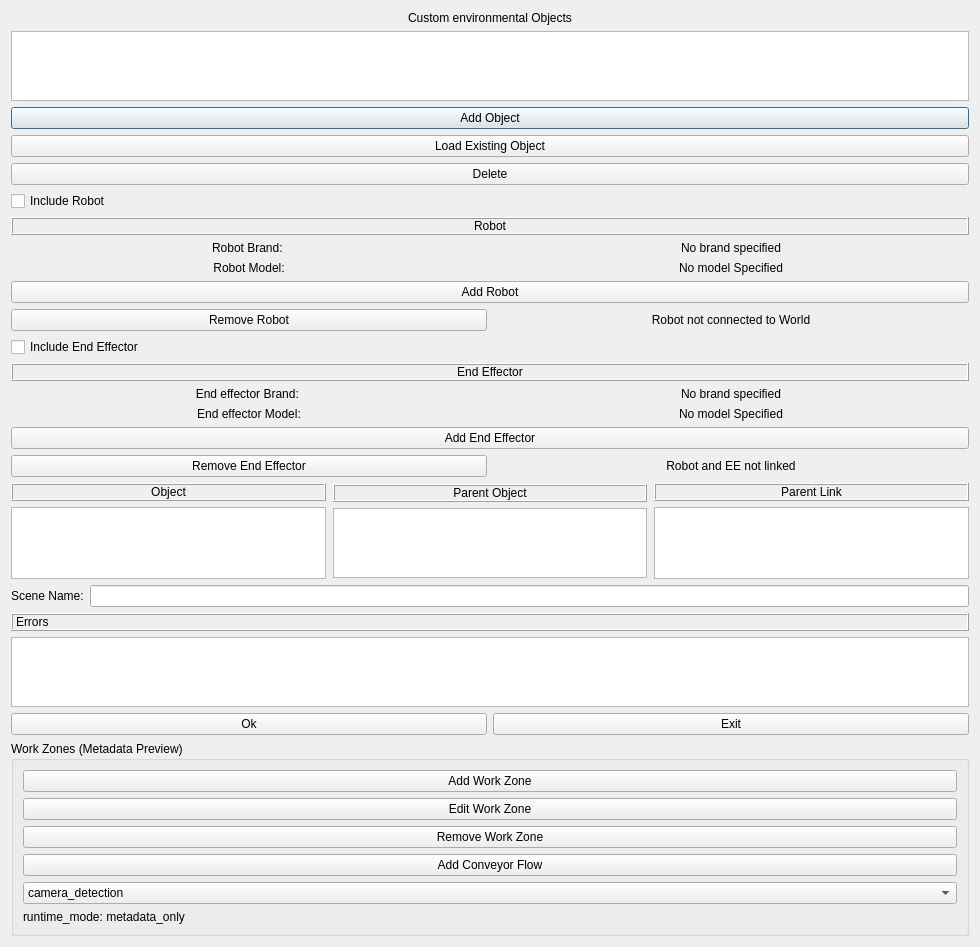
Qt form workcell_builder/workcell_builder/gui/addscene.ui (Mukaram01/Easy_Manipulator_Improved) before a commit.
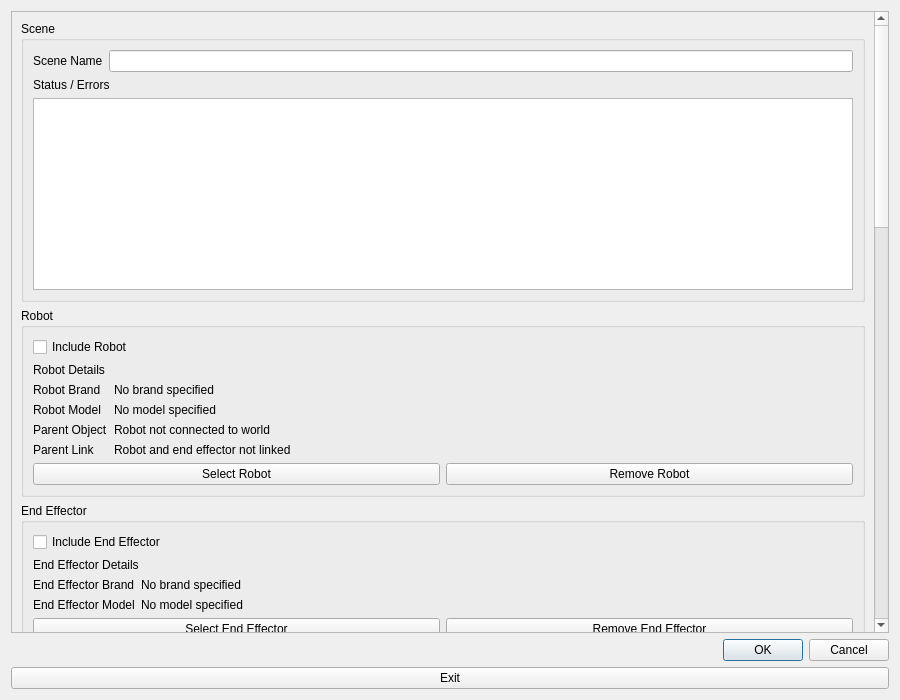
The same form after that commit.

Commit message: Fix AddScene dialog layout overlap with scrollable grouped UI

```diff
--- a/workcell_builder/workcell_builder/gui/addscene.ui
+++ b/workcell_builder/workcell_builder/gui/addscene.ui
@@ -2,469 +2,26 @@
 <ui version="4.0">
  <class>AddScene</class>
  <widget class="QDialog" name="AddScene">
-  <property name="geometry">
-   <rect>
-    <x>0</x>
-    <y>0</y>
-    <width>980</width>
-    <height>760</height>
-   </rect>
-  </property>
-  <property name="windowTitle">
-   <string>Configure Scene</string>
-  </property>
-  <layout class="QVBoxLayout" name="verticalLayout_6">
+  <property name="geometry"><rect><x>0</x><y>0</y><width>900</width><height>700</height></rect></property>
+  <property name="windowTitle"><string>Create New Scene</string></property>
+  <layout class="QVBoxLayout" name="dialogLayout">
    <item>
-    <layout class="QVBoxLayout" name="verticalLayout_10">
-     <item>
-      <layout class="QVBoxLayout" name="verticalLayout_2">
-       <item>
-        <layout class="QVBoxLayout" name="verticalLayout">
-         <item>
-          <widget class="QLabel" name="environmental_objects_label">
-           <property name="text">
-            <string>Custom environmental Objects</string>
-           </property>
-           <property name="alignment">
-            <set>Qt::AlignCenter</set>
-           </property>
-          </widget>
-         </item>
-         <item>
-          <widget class="QListWidget" name="object_list"/>
-         </item>
-        </layout>
-       </item>
-       <item>
-        <widget class="QPushButton" name="add_object">
-         <property name="toolTip">
-          <string>Create a new custom environmental object</string>
-         </property>
-         <property name="text">
-          <string>Add Object</string>
-         </property>
-        </widget>
-       </item>
-       <item>
-        <widget class="QPushButton" name="load_object">
-         <property name="toolTip">
-          <string>Load an existing object from the assets folder</string>
-         </property>
-         <property name="text">
-          <string>Load Existing Object</string>
-         </property>
-        </widget>
-       </item>
-       <item>
-        <widget class="QPushButton" name="delete_object">
-         <property name="toolTip">
-          <string>Remove the selected object from the list</string>
-         </property>
-         <property name="text">
-          <string>Delete</string>
-         </property>
-        </widget>
-       </item>
+    <widget class="QScrollArea" name="scrollArea">
+     <property name="widgetResizable"><bool>true</bool></property>
+     <widget class="QWidget" name="scrollAreaWidgetContents">
+      <layout class="QVBoxLayout" name="contentLayout">
+       <item><widget class="QGroupBox" name="sceneGroup"><property name="title"><string>Scene</string></property><layout class="QVBoxLayout" name="sceneGroupLayout"><item><layout class="QFormLayout" name="sceneForm"><item row="0" column="0"><widget class="QLabel" name="scene_name_label"><property name="text"><string>Scene Name</string></property></widget></item><item row="0" column="1"><widget class="QLineEdit" name="scene_name"/></item></layout></item><item><widget class="QLabel" name="scene_errors_label"><property name="text"><string>Status / Errors</string></property></widget></item><item><widget class="QTextBrowser" name="scene_errors"><property name="minimumHeight"><number>110</number></property></widget></item></layout></widget></item>
+       <item><widget class="QGroupBox" name="robotGroup"><property name="title"><string>Robot</string></property><layout class="QVBoxLayout" name="robotLayout"><item><widget class="QCheckBox" name="include_robot"><property name="text"><string>Include Robot</string></property></widget></item><item><widget class="QLabel" name="robot_label"><property name="text"><string>Robot Details</string></property></widget></item><item><layout class="QFormLayout" name="robotForm"><item row="0" column="0"><widget class="QLabel" name="robot_brand_label"><property name="text"><string>Robot Brand</string></property></widget></item><item row="0" column="1"><widget class="QLabel" name="robot_brand"><property name="text"><string>No brand specified</string></property><property name="wordWrap"><bool>true</bool></property></widget></item><item row="1" column="0"><widget class="QLabel" name="robot_model_label"><property name="text"><string>Robot Model</string></property></widget></item><item row="1" column="1"><widget class="QLabel" name="robot_model"><property name="text"><string>No model specified</string></property><property name="wordWrap"><bool>true</bool></property></widget></item><item row="2" column="0"><widget class="QLabel" name="robot_connected_label"><property name="text"><string>Parent Object</string></property></widget></item><item row="2" column="1"><widget class="QLabel" name="robot_connected"><property name="text"><string>Robot not connected to world</string></property><property name="wordWrap"><bool>true</bool></property></widget></item><item row="3" column="0"><widget class="QLabel" name="robot_ee_check_label"><property name="text"><string>Parent Link</string></property></widget></item><item row="3" column="1"><widget class="QLabel" name="robot_ee_check"><property name="text"><string>Robot and end effector not linked</string></property><property name="wordWrap"><bool>true</bool></property></widget></item></layout></item><item><layout class="QHBoxLayout" name="robotButtons"><item><widget class="QPushButton" name="add_robot"><property name="text"><string>Select Robot</string></property></widget></item><item><widget class="QPushButton" name="remove_robot"><property name="text"><string>Remove Robot</string></property></widget></item></layout></item></layout></widget></item>
+       <item><widget class="QGroupBox" name="endEffectorGroup"><property name="title"><string>End Effector</string></property><layout class="QVBoxLayout" name="eeLayout"><item><widget class="QCheckBox" name="include_ee"><property name="text"><string>Include End Effector</string></property></widget></item><item><widget class="QLabel" name="ee_label"><property name="text"><string>End Effector Details</string></property></widget></item><item><layout class="QFormLayout" name="eeForm"><item row="0" column="0"><widget class="QLabel" name="ee_brand_label"><property name="text"><string>End Effector Brand</string></property></widget></item><item row="0" column="1"><widget class="QLabel" name="ee_brand"><property name="text"><string>No brand specified</string></property><property name="wordWrap"><bool>true</bool></property></widget></item><item row="1" column="0"><widget class="QLabel" name="ee_model_label"><property name="text"><string>End Effector Model</string></property></widget></item><item row="1" column="1"><widget class="QLabel" name="ee_model"><property name="text"><string>No model specified</string></property><property name="wordWrap"><bool>true</bool></property></widget></item></layout></item><item><layout class="QHBoxLayout" name="eeButtons"><item><widget class="QPushButton" name="add_ee"><property name="text"><string>Select End Effector</string></property></widget></item><item><widget class="QPushButton" name="remove_ee"><property name="text"><string>Remove End Effector</string></property></widget></item></layout></item></layout></widget></item>
+       <item><widget class="QGroupBox" name="objectGroup"><property name="title"><string>Objects / Environment</string></property><layout class="QVBoxLayout" name="objectGroupLayout"><item><layout class="QFormLayout" name="objectForm"><item row="0" column="0"><widget class="QLabel" name="objects_label"><property name="text"><string>Object</string></property></widget></item><item row="0" column="1"><widget class="QListWidget" name="object_list"/></item><item row="1" column="0"><widget class="QLabel" name="parent_obj_label"><property name="text"><string>Parent Object</string></property></widget></item><item row="1" column="1"><widget class="QListWidget" name="parent_obj"><property name="maximumHeight"><number>120</number></property></widget></item><item row="2" column="0"><widget class="QLabel" name="parent_link_label"><property name="text"><string>Parent Link</string></property></widget></item><item row="2" column="1"><widget class="QListWidget" name="parent_link"><property name="maximumHeight"><number>120</number></property></widget></item></layout></item><item><widget class="QListWidget" name="object_list_2"><property name="toolTip"><string>Double-click an object here to configure its parent object/link.</string></property><property name="maximumHeight"><number>120</number></property></widget></item><item><layout class="QHBoxLayout" name="objectButtons"><item><widget class="QPushButton" name="add_object"><property name="text"><string>Add Object</string></property></widget></item><item><widget class="QPushButton" name="load_object"><property name="text"><string>Load Existing Object</string></property></widget></item><item><widget class="QPushButton" name="delete_object"><property name="text"><string>Remove Selected Object</string></property></widget></item></layout></item></layout></widget></item>
+       <item><widget class="QGroupBox" name="workZoneGroup"><property name="title"><string>Work Zones / Metadata Preview</string></property><layout class="QVBoxLayout" name="workZoneLayout"><item><widget class="QLabel" name="workzone_help"><property name="text"><string>Work zones are metadata/preview areas such as detection, pick, place, and conveyor flow.</string></property><property name="wordWrap"><bool>true</bool></property></widget></item><item><widget class="QListWidget" name="workzone_list"><item><property name="text"><string>detection_zone_1 (metadata_only)</string></property></item><item><property name="text"><string>pick_zone_1 (metadata_only)</string></property></item><item><property name="text"><string>place_zone_box (metadata_only)</string></property></item><item><property name="text"><string>conveyor_flow_1 (metadata_only)</string></property></item></widget></item><item><layout class="QGridLayout" name="workzoneButtons"><item row="0" column="0"><widget class="QPushButton" name="add_work_zone"><property name="text"><string>Add Work Zone</string></property></widget></item><item row="0" column="1"><widget class="QPushButton" name="edit_work_zone"><property name="text"><string>Edit Work Zone</string></property><property name="toolTip"><string>Edit work zone metadata_only entries from the scene workflow.</string></property></widget></item><item row="1" column="0"><widget class="QPushButton" name="remove_work_zone"><property name="text"><string>Remove Work Zone</string></property><property name="toolTip"><string>Remove metadata_only work zone entries from this preview list.</string></property></widget></item><item row="1" column="1"><widget class="QPushButton" name="add_conveyor_flow"><property name="text"><string>Add Conveyor Flow</string></property></widget></item></layout></item></layout></widget></item>
       </layout>
-     </item>
-     <item>
-      <layout class="QVBoxLayout" name="verticalLayout_3">
-       <item>
-        <widget class="QCheckBox" name="include_robot">
-         <property name="text">
-          <string>Include Robot</string>
-         </property>
-        </widget>
-       </item>
-       <item>
-        <widget class="QLabel" name="robot_label">
-         <property name="frameShape">
-          <enum>QFrame::Box</enum>
-         </property>
-         <property name="frameShadow">
-          <enum>QFrame::Raised</enum>
-         </property>
-         <property name="text">
-          <string>Robot</string>
-         </property>
-         <property name="alignment">
-          <set>Qt::AlignCenter</set>
-         </property>
-        </widget>
-       </item>
-       <item>
-        <layout class="QHBoxLayout" name="horizontalLayout">
-         <item>
-          <widget class="QLabel" name="robot_brand_label">
-           <property name="text">
-            <string>Robot Brand: </string>
-           </property>
-           <property name="alignment">
-            <set>Qt::AlignCenter</set>
-           </property>
-          </widget>
-         </item>
-         <item>
-          <widget class="QLabel" name="robot_brand">
-           <property name="text">
-            <string>No brand specified</string>
-           </property>
-           <property name="alignment">
-            <set>Qt::AlignCenter</set>
-           </property>
-          </widget>
-         </item>
-        </layout>
-       </item>
-       <item>
-        <layout class="QHBoxLayout" name="horizontalLayout_2">
-         <item>
-          <widget class="QLabel" name="robot_model_label">
-           <property name="text">
-            <string>Robot Model:</string>
-           </property>
-           <property name="alignment">
-            <set>Qt::AlignCenter</set>
-           </property>
-          </widget>
-         </item>
-         <item>
-          <widget class="QLabel" name="robot_model">
-           <property name="text">
-            <string>No model Specified</string>
-           </property>
-           <property name="alignment">
-            <set>Qt::AlignCenter</set>
-           </property>
-          </widget>
-         </item>
-        </layout>
-       </item>
-       <item>
-        <widget class="QPushButton" name="add_robot">
-         <property name="toolTip">
-          <string>Configure and add a robot to this scene</string>
-         </property>
-         <property name="text">
-          <string>Add Robot</string>
-         </property>
-        </widget>
-       </item>
-       <item>
-        <layout class="QHBoxLayout" name="horizontalLayout_6">
-         <item>
-          <widget class="QPushButton" name="remove_robot">
-           <property name="toolTip">
-            <string>Remove the robot from this scene</string>
-           </property>
-           <property name="text">
-            <string>Remove Robot</string>
-           </property>
-          </widget>
-         </item>
-         <item>
-          <widget class="QLabel" name="robot_connected">
-           <property name="text">
-            <string>Robot not connected to World</string>
-           </property>
-           <property name="alignment">
-            <set>Qt::AlignCenter</set>
-           </property>
-          </widget>
-         </item>
-        </layout>
-       </item>
-      </layout>
-     </item>
-     <item>
-      <layout class="QVBoxLayout" name="verticalLayout_4">
-       <item>
-        <widget class="QCheckBox" name="include_ee">
-         <property name="text">
-          <string>Include End Effector</string>
-         </property>
-        </widget>
-       </item>
-       <item>
-        <widget class="QLabel" name="ee_label">
-         <property name="frameShape">
-          <enum>QFrame::Box</enum>
-         </property>
-         <property name="frameShadow">
-          <enum>QFrame::Raised</enum>
-         </property>
-         <property name="text">
-          <string>End Effector</string>
-         </property>
-         <property name="alignment">
-          <set>Qt::AlignCenter</set>
-         </property>
-        </widget>
-       </item>
-       <item>
-        <layout class="QHBoxLayout" name="horizontalLayout_3">
-         <item>
-          <widget class="QLabel" name="ee_brand_label">
-           <property name="text">
-            <string>End effector Brand: </string>
-           </property>
-           <property name="alignment">
-            <set>Qt::AlignCenter</set>
-           </property>
-          </widget>
-         </item>
-         <item>
-          <widget class="QLabel" name="ee_brand">
-           <property name="text">
-            <string>No brand specified</string>
-           </property>
-           <property name="alignment">
-            <set>Qt::AlignCenter</set>
-           </property>
-          </widget>
-         </item>
-        </layout>
-       </item>
-       <item>
-        <layout class="QHBoxLayout" name="horizontalLayout_4">
-         <item>
-          <widget class="QLabel" name="ee_model_label">
-           <property name="text">
-            <string>End effector Model:</string>
-           </property>
-           <property name="alignment">
-            <set>Qt::AlignCenter</set>
-           </property>
-          </widget>
-         </item>
-         <item>
-          <widget class="QLabel" name="ee_model">
-           <property name="text">
-            <string>No model Specified</string>
-           </property>
-           <property name="alignment">
-            <set>Qt::AlignCenter</set>
-           </property>
-          </widget>
-         </item>
-        </layout>
-       </item>
-       <item>
-        <widget class="QPushButton" name="add_ee">
-         <property name="toolTip">
-          <string>Configure and add an end effector to the robot</string>
-         </property>
-         <property name="text">
-          <string>Add End Effector</string>
-         </property>
-        </widget>
-       </item>
-       <item>
-        <layout class="QHBoxLayout" name="horizontalLayout_5">
-         <item>
-          <widget class="QPushButton" name="remove_ee">
-           <property name="toolTip">
-            <string>Remove the end effector from the robot</string>
-           </property>
-           <property name="text">
-            <string>Remove End Effector</string>
-           </property>
-          </widget>
-         </item>
-         <item>
-          <widget class="QLabel" name="robot_ee_check">
-           <property name="text">
-            <string>Robot and EE not linked</string>
-           </property>
-           <property name="alignment">
-            <set>Qt::AlignCenter</set>
-           </property>
-          </widget>
-         </item>
-        </layout>
-       </item>
-      </layout>
-     </item>
-     <item>
-      <layout class="QHBoxLayout" name="horizontalLayout_7">
-       <item>
-        <layout class="QVBoxLayout" name="verticalLayout_5">
-         <item>
-          <widget class="QLabel" name="object_label">
-           <property name="maximumSize">
-            <size>
-             <width>16777215</width>
-             <height>30</height>
-            </size>
-           </property>
-           <property name="frameShape">
-            <enum>QFrame::Box</enum>
-           </property>
-           <property name="frameShadow">
-            <enum>QFrame::Raised</enum>
-           </property>
-           <property name="text">
-            <string>Object</string>
-           </property>
-           <property name="alignment">
-            <set>Qt::AlignCenter</set>
-           </property>
-          </widget>
-         </item>
-         <item>
-          <widget class="QListWidget" name="object_list_2"/>
-         </item>
-        </layout>
-       </item>
-       <item>
-        <layout class="QVBoxLayout" name="verticalLayout_8">
-         <property name="leftMargin">
-          <number>1</number>
-         </property>
-         <property name="topMargin">
-          <number>1</number>
-         </property>
-         <property name="rightMargin">
-          <number>1</number>
-         </property>
-         <property name="bottomMargin">
-          <number>1</number>
-         </property>
-         <item>
-          <widget class="QLabel" name="parent_obj_label">
-           <property name="maximumSize">
-            <size>
-             <width>16777215</width>
-             <height>30</height>
-            </size>
-           </property>
-           <property name="frameShape">
-            <enum>QFrame::Box</enum>
-           </property>
-           <property name="frameShadow">
-            <enum>QFrame::Raised</enum>
-           </property>
-           <property name="text">
-            <string>Parent Object</string>
-           </property>
-           <property name="alignment">
-            <set>Qt::AlignCenter</set>
-           </property>
-          </widget>
-         </item>
-         <item>
-          <widget class="QListWidget" name="parent_obj"/>
-         </item>
-        </layout>
-       </item>
-       <item>
-        <layout class="QVBoxLayout" name="verticalLayout_9">
-         <item>
-          <widget class="QLabel" name="parent_link_label">
-           <property name="maximumSize">
-            <size>
-             <width>16777215</width>
-             <height>30</height>
-            </size>
-           </property>
-           <property name="frameShape">
-            <enum>QFrame::Box</enum>
-           </property>
-           <property name="frameShadow">
-            <enum>QFrame::Raised</enum>
-           </property>
-           <property name="text">
-            <string>Parent Link</string>
-           </property>
-           <property name="alignment">
-            <set>Qt::AlignCenter</set>
-           </property>
-          </widget>
-         </item>
-         <item>
-          <widget class="QListWidget" name="parent_link"/>
-         </item>
-        </layout>
-       </item>
-      </layout>
-     </item>
-     <item>
-      <layout class="QHBoxLayout" name="horizontalLayout_9">
-       <item>
-        <widget class="QLabel" name="scene_name_label">
-         <property name="text">
-          <string>Scene Name:</string>
-         </property>
-        </widget>
-       </item>
-       <item>
-        <widget class="QLineEdit" name="scene_name"/>
-       </item>
-      </layout>
-     </item>
-     <item>
-      <widget class="QLabel" name="ext_joint_errors">
-       <property name="frameShape">
-        <enum>QFrame::Box</enum>
-       </property>
-       <property name="frameShadow">
-        <enum>QFrame::Raised</enum>
-       </property>
-       <property name="text">
-        <string>Errors</string>
-       </property>
-      </widget>
-     </item>
-     <item>
-      <widget class="QTextBrowser" name="scene_errors">
-       <property name="maximumSize">
-        <size>
-         <width>16777215</width>
-         <height>80</height>
-        </size>
-       </property>
-      </widget>
-     </item>
-     <item>
-      <layout class="QHBoxLayout" name="horizontalLayout_8">
-       <item>
-        <widget class="QPushButton" name="ok">
-         <property name="toolTip">
-          <string>Save scene configuration</string>
-         </property>
-         <property name="text">
-          <string>Ok</string>
-         </property>
-        </widget>
-       </item>
-       <item>
-        <widget class="QPushButton" name="exit">
-         <property name="toolTip">
-          <string>Discard changes and close</string>
-         </property>
-         <property name="text">
-          <string>Exit</string>
-         </property>
-        </widget>
-       </item>
-      </layout>
-     </item>
-    </layout>
+     </widget>
+    </widget>
    </item>
-         <item>
-        <widget class="QGroupBox" name="work_zone_group">
-         <property name="title"><string>Work Zones (Metadata Preview)</string></property>
-         <layout class="QVBoxLayout" name="work_zone_layout">
-          <item><widget class="QPushButton" name="add_work_zone"><property name="text"><string>Add Work Zone</string></property></widget></item>
-          <item><widget class="QPushButton" name="edit_work_zone"><property name="text"><string>Edit Work Zone</string></property></widget></item>
-          <item><widget class="QPushButton" name="remove_work_zone"><property name="text"><string>Remove Work Zone</string></property></widget></item>
-          <item><widget class="QPushButton" name="add_conveyor_flow"><property name="text"><string>Add Conveyor Flow</string></property></widget></item>
-          <item><widget class="QComboBox" name="work_zone_type_combo"><item><property name="text"><string>camera_detection</string></property></item><item><property name="text"><string>robot_pick</string></property></item><item><property name="text"><string>robot_place</string></property></item><item><property name="text"><string>inspection</string></property></item><item><property name="text"><string>safety_exclusion_preview</string></property></item></widget></item>
-          <item><widget class="QLabel" name="runtime_mode_label"><property name="text"><string>runtime_mode: metadata_only</string></property></widget></item>
-         </layout>
-        </widget>
-       </item>
-</layout>
+   <item><widget class="QDialogButtonBox" name="actionButtonBox"><property name="standardButtons"><set>QDialogButtonBox::Cancel|QDialogButtonBox::Ok</set></property></widget></item>
+   <item><widget class="QPushButton" name="exit"><property name="text"><string>Exit</string></property></widget></item>
+  </layout>
  </widget>
  <resources/>
  <connections/>
```
Left out of the diff: 5 changed lines with no effect on the pictures. The commit also changes 2 other files.
